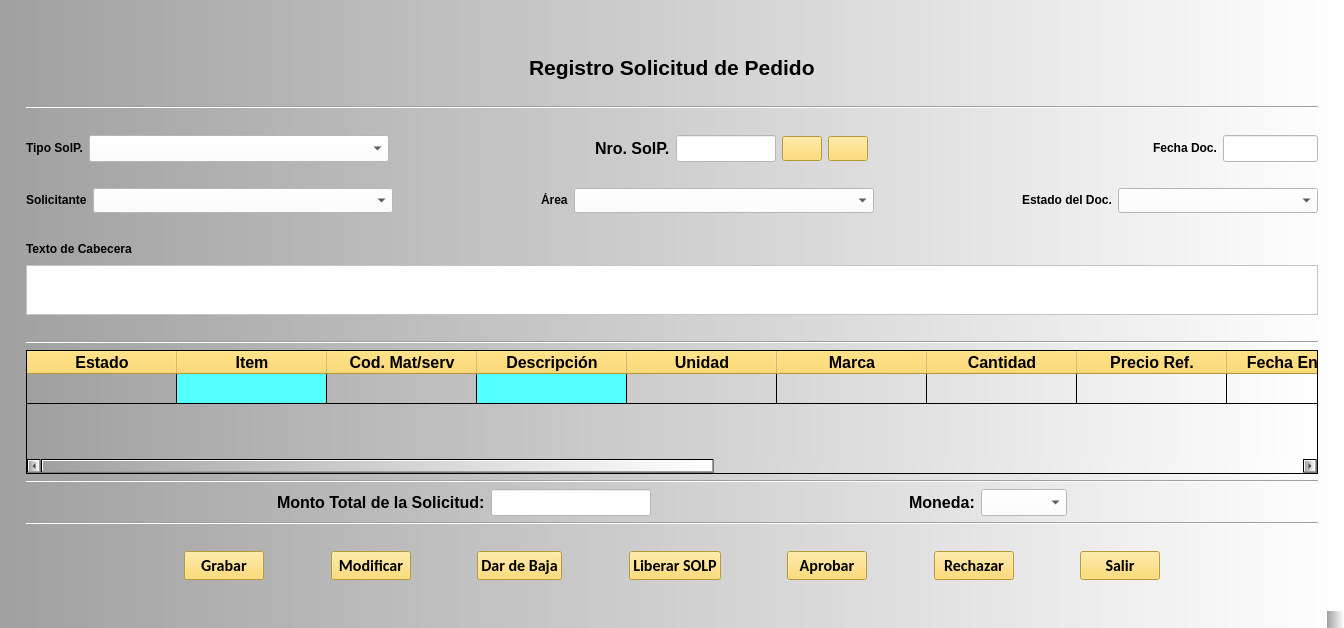
This is ERP_PSOLP_001_01.ui in RonnyOre/P04_AprobacionRequerimiento as Qt 5 draws it before an edit. The edited form follows.
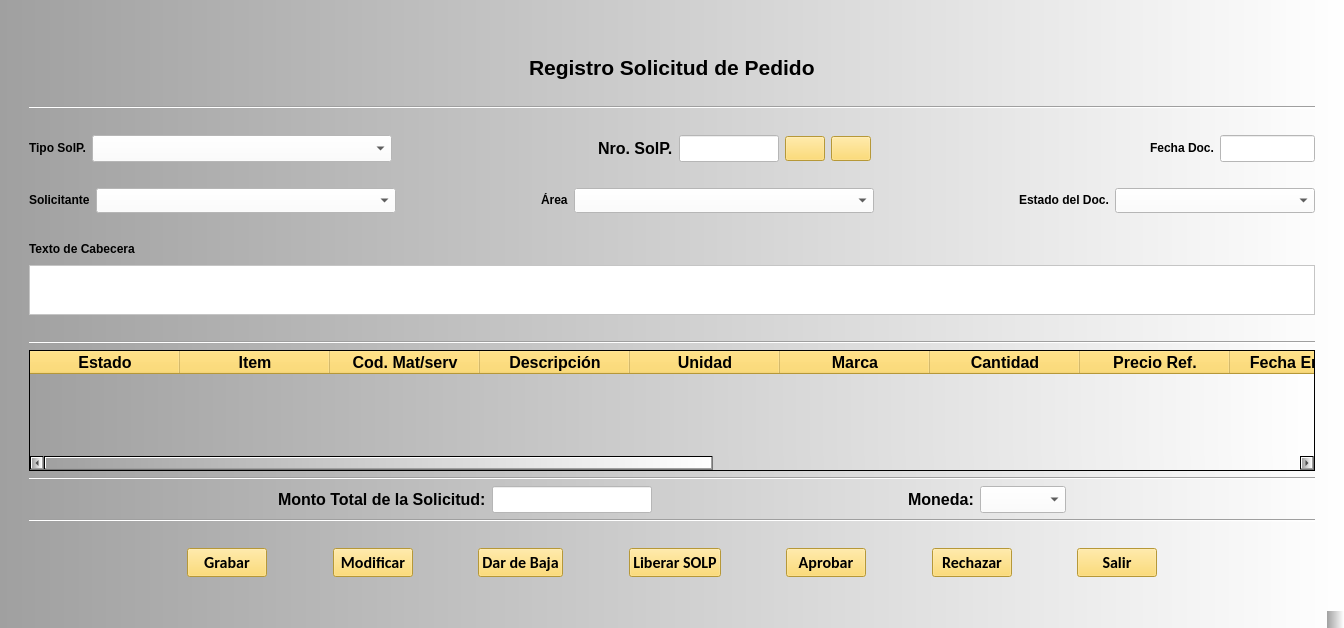
This is the edited form.

The edit to the form file:
```diff
--- a/ERP_PSOLP_001_01.ui
+++ b/ERP_PSOLP_001_01.ui
@@ -363,8 +363,8 @@
       </property>
       <property name="sizeHint" stdset="0">
        <size>
-        <width>17</width>
-        <height>743</height>
+        <width>20</width>
+        <height>40</height>
        </size>
       </property>
      </spacer>
@@ -376,7 +376,7 @@
       </property>
       <property name="sizeHint" stdset="0">
        <size>
-        <width>1229</width>
+        <width>40</width>
         <height>20</height>
        </size>
       </property>
@@ -389,8 +389,8 @@
       </property>
       <property name="sizeHint" stdset="0">
        <size>
-        <width>17</width>
-        <height>743</height>
+        <width>20</width>
+        <height>40</height>
        </size>
       </property>
      </spacer>
@@ -491,7 +491,7 @@
       </property>
       <property name="sizeHint" stdset="0">
        <size>
-        <width>1229</width>
+        <width>40</width>
         <height>20</height>
        </size>
       </property>
@@ -504,7 +504,7 @@
       </property>
       <property name="sizeHint" stdset="0">
        <size>
-        <width>1229</width>
+        <width>40</width>
         <height>20</height>
        </size>
       </property>
@@ -517,7 +517,7 @@
       </property>
       <property name="sizeHint" stdset="0">
        <size>
-        <width>1229</width>
+        <width>40</width>
         <height>20</height>
        </size>
       </property>
@@ -544,7 +544,7 @@
         </property>
         <property name="sizeHint" stdset="0">
          <size>
-          <width>238</width>
+          <width>40</width>
           <height>20</height>
          </size>
         </property>
@@ -566,7 +566,7 @@
       </property>
       <property name="sizeHint" stdset="0">
        <size>
-        <width>1229</width>
+        <width>40</width>
         <height>20</height>
        </size>
       </property>
@@ -612,7 +612,7 @@
       </property>
       <property name="sizeHint" stdset="0">
        <size>
-        <width>1229</width>
+        <width>40</width>
         <height>20</height>
        </size>
       </property>
@@ -991,8 +991,8 @@
       </property>
       <property name="sizeHint" stdset="0">
        <size>
-        <width>1229</width>
-        <height>17</height>
+        <width>40</width>
+        <height>20</height>
        </size>
       </property>
      </spacer>
@@ -1027,11 +1027,6 @@
       <attribute name="verticalHeaderVisible">
        <bool>false</bool>
       </attribute>
-      <row>
-       <property name="text">
-        <string/>
-       </property>
-      </row>
       <column>
        <property name="text">
         <string>Estado</string>
@@ -1212,37 +1207,6 @@
         </font>
        </property>
       </column>
-      <item row="0" column="1">
-       <property name="text">
-        <string/>
-       </property>
-       <property name="textAlignment">
-        <set>AlignCenter</set>
-       </property>
-       <property name="background">
-        <brush brushstyle="SolidPattern">
-         <color alpha="255">
-          <red>85</red>
-          <green>255</green>
-          <blue>255</blue>
-         </color>
-        </brush>
-       </property>
-      </item>
-      <item row="0" column="3">
-       <property name="text">
-        <string/>
-       </property>
-       <property name="background">
-        <brush brushstyle="SolidPattern">
-         <color alpha="255">
-          <red>85</red>
-          <green>255</green>
-          <blue>255</blue>
-         </color>
-        </brush>
-       </property>
-      </item>
      </widget>
     </item>
    </layout>
```
